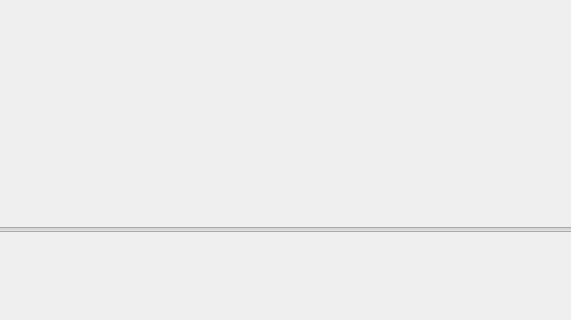
Before: the Qt Designer form Server/mainwindow.ui in willigarneau/qt-tcp-streamer, drawn with Qt 5; both pictures show x 390 to 961 and y 500 to 820 of the 1255 by 820 pixel window.
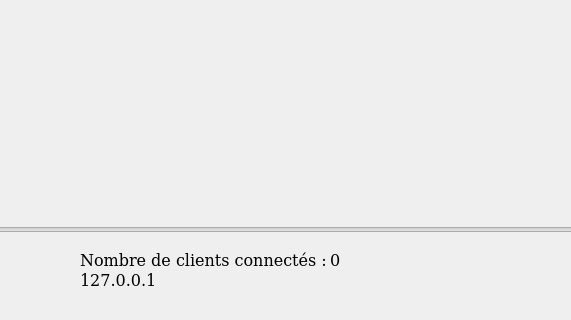
After: the same form once the commit is applied.

What changed in the file:
```diff
--- a/Server/mainwindow.ui
+++ b/Server/mainwindow.ui
@@ -158,6 +158,69 @@
      <string>Mettre en plein écran</string>
     </property>
    </widget>
+   <widget class="QLabel" name="lblConnected">
+    <property name="geometry">
+     <rect>
+      <x>470</x>
+      <y>750</y>
+      <width>261</width>
+      <height>21</height>
+     </rect>
+    </property>
+    <property name="font">
+     <font>
+      <pointsize>12</pointsize>
+     </font>
+    </property>
+    <property name="autoFillBackground">
+     <bool>true</bool>
+    </property>
+    <property name="text">
+     <string>Nombre de clients connectés :</string>
+    </property>
+   </widget>
+   <widget class="QLabel" name="lblClientCount">
+    <property name="geometry">
+     <rect>
+      <x>720</x>
+      <y>750</y>
+      <width>161</width>
+      <height>21</height>
+     </rect>
+    </property>
+    <property name="font">
+     <font>
+      <pointsize>12</pointsize>
+     </font>
+    </property>
+    <property name="autoFillBackground">
+     <bool>true</bool>
+    </property>
+    <property name="text">
+     <string>0</string>
+    </property>
+   </widget>
+   <widget class="QLabel" name="lblIP">
+    <property name="geometry">
+     <rect>
+      <x>470</x>
+      <y>770</y>
+      <width>261</width>
+      <height>21</height>
+     </rect>
+    </property>
+    <property name="font">
+     <font>
+      <pointsize>12</pointsize>
+     </font>
+    </property>
+    <property name="autoFillBackground">
+     <bool>true</bool>
+    </property>
+    <property name="text">
+     <string>127.0.0.1</string>
+    </property>
+   </widget>
   </widget>
   <widget class="QMenuBar" name="menuBar">
    <property name="geometry">
```
